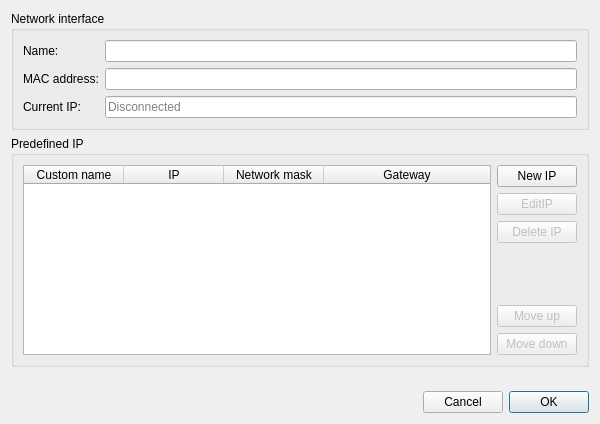
First picture: the form in UI/DlgInterface.ui, repository Folco68/Folco, before the edit.
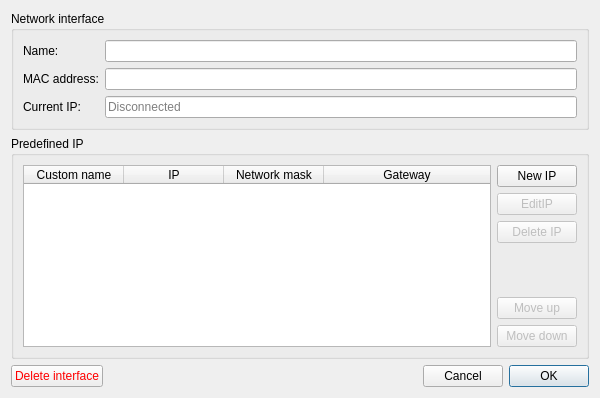
Second picture: the form after the edit.

Commit message: - Implemented InterfaceList::deleteInterface() - An interface can be now deleted from the DlgInterface dialog - Defined version to 0.9.0 (unrelated to a Git tag though)

The edit to the form file:
```diff
--- a/UI/DlgInterface.ui
+++ b/UI/DlgInterface.ui
@@ -7,7 +7,7 @@
     <x>0</x>
     <y>0</y>
     <width>600</width>
-    <height>424</height>
+    <height>398</height>
    </rect>
   </property>
   <property name="minimumSize">
@@ -204,21 +204,42 @@
      </layout>
     </widget>
    </item>
-   <item>
-    <spacer name="VSpacerDialog">
-     <property name="orientation">
-      <enum>Qt::Orientation::Vertical</enum>
-     </property>
-     <property name="sizeHint" stdset="0">
-      <size>
-       <width>20</width>
-       <height>20</height>
-      </size>
-     </property>
-    </spacer>
-   </item>
    <item>
     <layout class="QHBoxLayout" name="HLayoutButtons">
+     <item>
+      <widget class="QPushButton" name="ButtonDeleteInterface">
+       <property name="palette">
+        <palette>
+         <active>
+          <colorrole role="ButtonText">
+           <brush brushstyle="SolidPattern">
+            <color alpha="255">
+             <red>255</red>
+             <green>0</green>
+             <blue>0</blue>
+            </color>
+           </brush>
+          </colorrole>
+         </active>
+         <inactive>
+          <colorrole role="ButtonText">
+           <brush brushstyle="SolidPattern">
+            <color alpha="255">
+             <red>255</red>
+             <green>0</green>
+             <blue>0</blue>
+            </color>
+           </brush>
+          </colorrole>
+         </inactive>
+         <disabled/>
+        </palette>
+       </property>
+       <property name="text">
+        <string>Delete interface</string>
+       </property>
+      </widget>
+     </item>
      <item>
       <spacer name="HSpacerButtons">
        <property name="orientation">
```
The commit also changes 7 other files.
